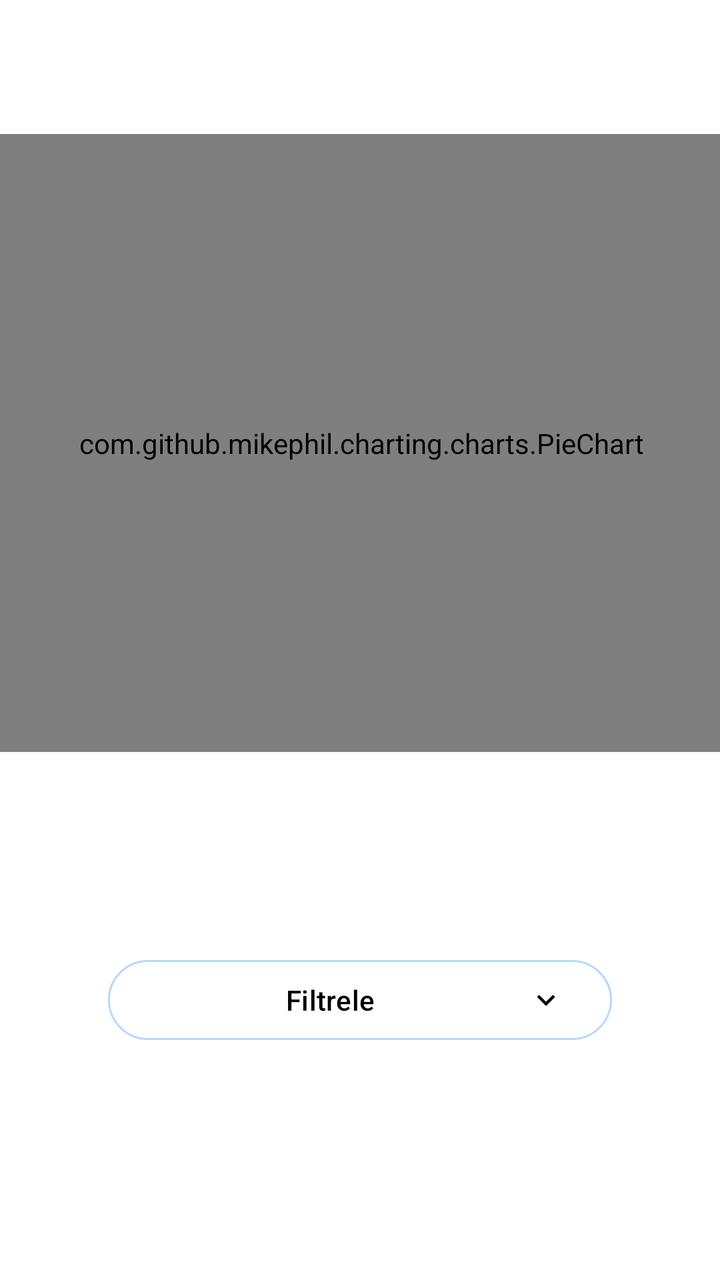
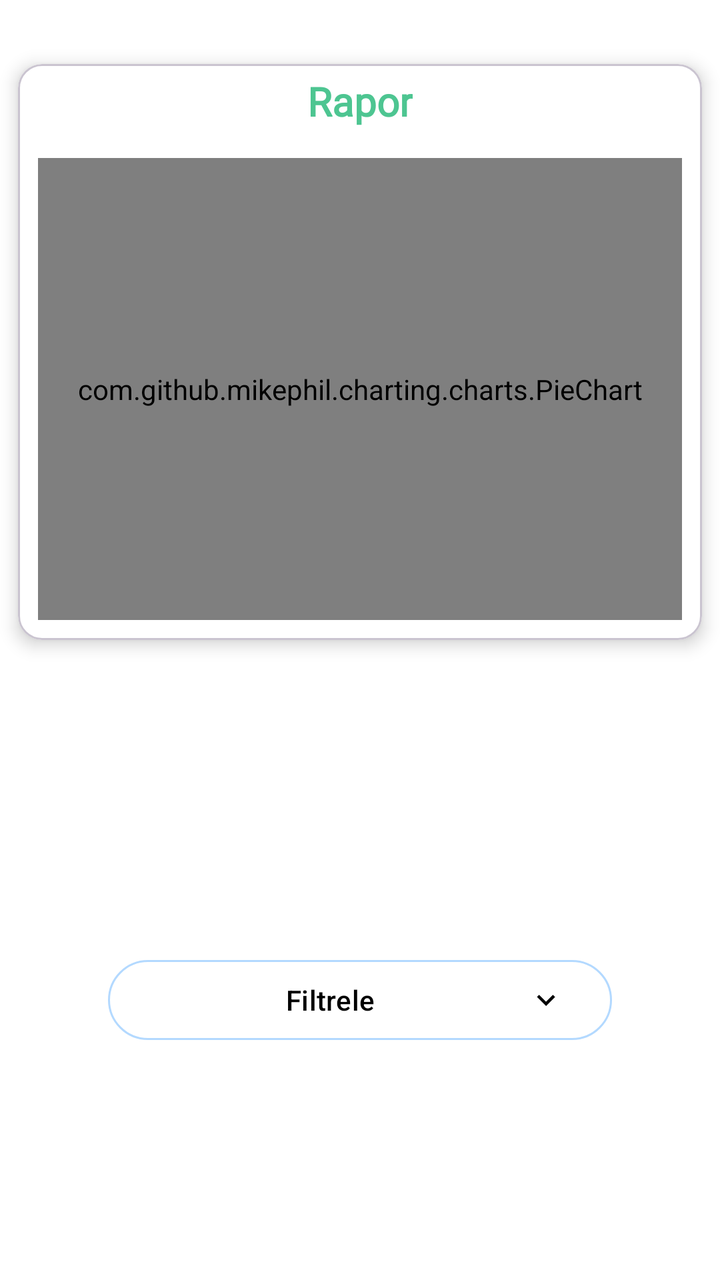

Compare the two renders of this Android layout. The source of the first and the diff that turns it into the second are given below.
<!-- AndroidManifest.xml: application theme Theme.DesignExample -->
<!-- res/layout/fragment_birinci.xml -->
<?xml version="1.0" encoding="utf-8"?>
<androidx.constraintlayout.widget.ConstraintLayout xmlns:android="http://schemas.android.com/apk/res/android"
    xmlns:app="http://schemas.android.com/apk/res-auto"
    xmlns:tools="http://schemas.android.com/tools"
    android:layout_width="match_parent"
    android:layout_height="match_parent"
    android:background="@color/white"
    tools:context=".design.birinciFragment">


    <com.github.mikephil.charting.charts.PieChart
        android:id="@+id/pieChart"
        android:layout_width="364dp"
        android:layout_height="309dp"
        android:layout_marginBottom="100dp"
        app:layout_constraintBottom_toTopOf="@+id/YilBottomSheetButon"
        app:layout_constraintEnd_toEndOf="parent"
        app:layout_constraintHorizontal_bias="0.496"
        app:layout_constraintStart_toStartOf="parent" />

    <Button
        android:id="@+id/YilBottomSheetButon"
        style="@style/Widget.Material3.Button.OutlinedButton.Icon"
        android:layout_width="0dp"
        android:layout_height="wrap_content"
        android:layout_marginBottom="116dp"
        android:text="Filtrele"
        android:textColor="@color/black"
        app:icon="@drawable/dropdown_icon"
        app:iconGravity="end"
        app:iconTint="@color/black"
        app:layout_constraintBottom_toBottomOf="parent"
        app:layout_constraintEnd_toEndOf="parent"
        app:layout_constraintStart_toStartOf="parent"
        app:layout_constraintWidth_percent="0.7"
        app:rippleColor="#E9FFBF"
        app:strokeColor="#B3D9FF" />

</androidx.constraintlayout.widget.ConstraintLayout>
<!-- resources referenced by this layout -->
<resources>
  <color name="black">#FF000000</color>
  <color name="white">#FFFFFFFF</color>
  <!-- drawable dropdown_icon (drawable) -->
  <vector xmlns:android="http://schemas.android.com/apk/res/android" android:height="24dp" android:tint="#9DC778" android:viewportHeight="24" android:viewportWidth="24" android:width="24dp">
        
      <path android:fillColor="@android:color/white" android:pathData="M7.41,8.59L12,13.17l4.59,-4.58L18,10l-6,6 -6,-6 1.41,-1.41z"/>
      
  </vector>
  <style name="Theme.DesignExample" parent="Base.Theme.DesignExample" />
  <style name="Base.Theme.DesignExample" parent="Theme.Material3.DayNight.NoActionBar">
          
          
          <item name="android:statusBarColor">@color/black</item>
      </style>
</resources>

<!-- the commit's change to res/layout/fragment_birinci.xml (unified diff, before → after) -->
@@ -8,15 +8,52 @@
     tools:context=".design.birinciFragment">
 
 
-    <com.github.mikephil.charting.charts.PieChart
-        android:id="@+id/pieChart"
-        android:layout_width="364dp"
-        android:layout_height="309dp"
-        android:layout_marginBottom="100dp"
-        app:layout_constraintBottom_toTopOf="@+id/YilBottomSheetButon"
+    <com.google.android.material.card.MaterialCardView
+        android:layout_width="0dp"
+        android:layout_height="0dp"
+        android:layout_marginTop="32dp"
+        android:background="@drawable/card_view_gradient"
+        android:backgroundTint="@color/white"
+        app:cardElevation="5dp"
         app:layout_constraintEnd_toEndOf="parent"
-        app:layout_constraintHorizontal_bias="0.496"
-        app:layout_constraintStart_toStartOf="parent" />
+        app:layout_constraintHeight_percent="0.45"
+        app:layout_constraintStart_toStartOf="parent"
+        app:layout_constraintTop_toTopOf="parent"
+        app:layout_constraintWidth_percent="0.95">
+
+        <androidx.constraintlayout.widget.ConstraintLayout
+            android:layout_width="match_parent"
+            android:layout_height="match_parent">
+
+            <TextView
+                android:id="@+id/textView2"
+                android:layout_width="wrap_content"
+                android:layout_height="wrap_content"
+                android:fontFamily="@font/plus_jakarta_sans"
+                android:text="Rapor"
+                android:textColor="@color/green"
+                android:textSize="20sp"
+                android:textStyle="bold"
+                app:layout_constraintEnd_toEndOf="parent"
+                app:layout_constraintStart_toStartOf="parent"
+                app:layout_constraintTop_toTopOf="parent"
+                android:padding="5dp"/>
+
+            <com.github.mikephil.charting.charts.PieChart
+                android:id="@+id/pieChart"
+                android:layout_width="match_parent"
+                android:layout_height="0dp"
+                android:layout_margin="10dp"
+                app:layout_constraintBottom_toBottomOf="parent"
+                app:layout_constraintEnd_toEndOf="parent"
+                app:layout_constraintHorizontal_bias="0.498"
+                app:layout_constraintStart_toStartOf="parent"
+                app:layout_constraintTop_toBottomOf="@+id/textView2" />
+
+        </androidx.constraintlayout.widget.ConstraintLayout>
+
+
+    </com.google.android.material.card.MaterialCardView>
 
     <Button
         android:id="@+id/YilBottomSheetButon"
<!-- resource entries referenced after the edit -->
@@ -1,7 +1,27 @@
 <!-- resources referenced by this layout -->
 <resources>
   <color name="black">#FF000000</color>
+  <color name="green">#4DC591</color>
   <color name="white">#FFFFFFFF</color>
+  <!-- drawable card_view_gradient (drawable) -->
+  <?xml version="1.0" encoding="utf-8"?>
+  <shape xmlns:android="http://schemas.android.com/apk/res/android"
+      android:shape="rectangle">
+  
+      <gradient
+          android:startColor="#B3D9FF"
+          android:centerColor="#FFFFFF"
+          android:endColor="#E9FFBF"
+          android:gradientRadius="0dp"
+          android:angle="135"
+          android:type="linear"
+          android:centerX="0.5"
+          android:centerY="0.3" />
+  
+  
+  
+  
+  </shape>
   <!-- drawable dropdown_icon (drawable) -->
   <vector xmlns:android="http://schemas.android.com/apk/res/android" android:height="24dp" android:tint="#9DC778" android:viewportHeight="24" android:viewportWidth="24" android:width="24dp">
         
